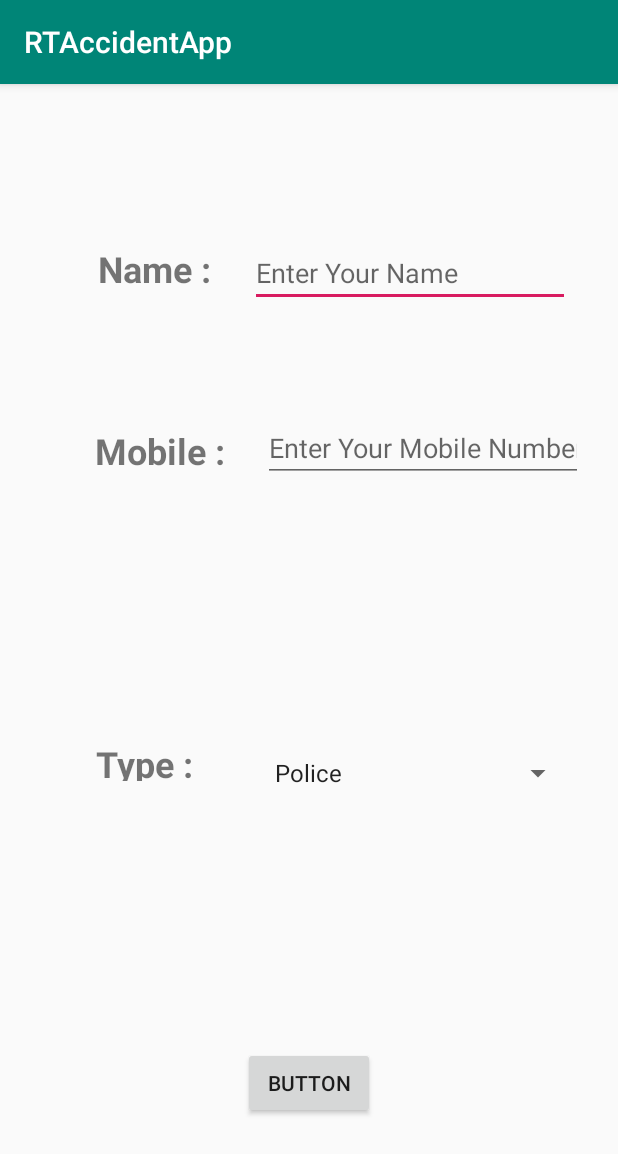
After one commit to aniketrawat97/RTAccidentApp, an Android app: the categoryActivity screen opened directly, with no data from a screen before it, on a phone screen of 412 x 824 dp. The commit adds this screen. Shown: the top 1154 px of the screen. Run offline under Robolectric (Android 15) with nearby library versions, the phone set to English and light mode, and no system bars.

Commit message:
Category Screen and Spinner added

```diff
--- a/app/src/main/AndroidManifest.xml
+++ b/app/src/main/AndroidManifest.xml
@@ -9,13 +9,19 @@
         android:roundIcon="@mipmap/ic_launcher_round"
         android:supportsRtl="true"
         android:theme="@style/AppTheme">
-        <activity android:name=".MainActivity">
+        <activity android:name=".categoryActivity">
             <intent-filter>
                 <action android:name="android.intent.action.MAIN" />
 
                 <category android:name="android.intent.category.LAUNCHER" />
             </intent-filter>
         </activity>
+        <activity android:name=".MainActivity">
+            <intent-filter>
+                <action android:name="android.intent.action.MAIN" />
+                <category android:name="android.intent.category.LAUNCHER" />
+            </intent-filter>
+        </activity>
     </application>
 
 </manifest>
--- a/app/src/main/java/com/aniket/rtaccidentapp/MainActivity.java
+++ b/app/src/main/java/com/aniket/rtaccidentapp/MainActivity.java
@@ -1,13 +1,26 @@
 package com.aniket.rtaccidentapp;
 
+import android.os.AsyncTask;
 import android.support.v7.app.AppCompatActivity;
 import android.os.Bundle;
 
 public class MainActivity extends AppCompatActivity {
+    public class Downloads extends AsyncTask<String,Void,String>{
+
+        @Override
+        protected String doInBackground(String... strings) {
+            return null;
+        }
+    }
+
 
     @Override
     protected void onCreate(Bundle savedInstanceState) {
         super.onCreate(savedInstanceState);
         setContentView(R.layout.activity_main);
+        Downloads downloads=new Downloads();
+        downloads.execute("https://www.ecowebhosting.co.uk");
     }
+
+
 }
--- /dev/null
+++ b/app/src/main/java/com/aniket/rtaccidentapp/categoryActivity.java
@@ -0,0 +1,29 @@
+package com.aniket.rtaccidentapp;
+
+import android.os.Bundle;
+import android.support.annotation.Nullable;
+import android.support.v7.app.AppCompatActivity;
+import android.widget.ArrayAdapter;
+import android.widget.Spinner;
+import android.widget.SpinnerAdapter;
+
+import java.util.ArrayList;
+
+public class categoryActivity extends AppCompatActivity {
+    Spinner spinnerType;
+    SpinnerAdapter spinnerAdapter;
+    @Override
+    protected void onCreate(@Nullable Bundle savedInstanceState) {
+        super.onCreate(savedInstanceState);
+        setContentView(R.layout.category);
+        spinnerType=findViewById(R.id.spinnerType);
+        ArrayList<String> types=new ArrayList<String>();
+        types.add("Police");
+        types.add("Ambulance");
+        types.add("Reporter");
+        types.add("EyeWitness");
+        ArrayAdapter<String> arrayAdapter=new ArrayAdapter<String>(this,android.R.layout.simple_spinner_item,types);
+        arrayAdapter.setDropDownViewResource(android.R.layout.simple_spinner_dropdown_item);
+        spinnerType.setAdapter(arrayAdapter);
+    }
+}
--- a/app/src/main/res/layout/activity_main.xml
+++ b/app/src/main/res/layout/activity_main.xml
@@ -4,15 +4,4 @@
     xmlns:tools="http://schemas.android.com/tools"
     android:layout_width="match_parent"
     android:layout_height="match_parent"
-    tools:context=".MainActivity">
-
-    <TextView
-        android:layout_width="wrap_content"
-        android:layout_height="wrap_content"
-        android:text="Hello World!"
-        app:layout_constraintBottom_toBottomOf="parent"
-        app:layout_constraintLeft_toLeftOf="parent"
-        app:layout_constraintRight_toRightOf="parent"
-        app:layout_constraintTop_toTopOf="parent" />
-
-</android.support.constraint.ConstraintLayout>
+    tools:context=".MainActivity" />
--- /dev/null
+++ b/app/src/main/res/layout/category.xml
@@ -0,0 +1,89 @@
+<?xml version="1.0" encoding="utf-8"?>
+<android.support.constraint.ConstraintLayout xmlns:android="http://schemas.android.com/apk/res/android"
+    xmlns:app="http://schemas.android.com/apk/res-auto"
+    xmlns:tools="http://schemas.android.com/tools"
+    android:layout_width="match_parent"
+    android:layout_height="match_parent">
+
+    <EditText
+        android:id="@+id/editText"
+        android:layout_width="wrap_content"
+        android:layout_height="wrap_content"
+        android:layout_marginTop="103dp"
+        android:layout_marginEnd="32dp"
+        android:ems="10"
+        android:hint="Enter Your Name"
+        android:inputType="textPersonName"
+        app:layout_constraintEnd_toEndOf="parent"
+        app:layout_constraintTop_toTopOf="parent" />
+
+    <EditText
+        android:id="@+id/editText2"
+        android:layout_width="wrap_content"
+        android:layout_height="wrap_content"
+        android:layout_marginTop="220dp"
+        android:layout_marginEnd="23dp"
+        android:ems="10"
+        android:hint="Enter Your Mobile Number"
+        android:inputType="phone"
+        app:layout_constraintEnd_toEndOf="parent"
+        app:layout_constraintTop_toTopOf="parent" />
+
+    <Spinner
+        android:id="@+id/spinnerType"
+        android:layout_width="207dp"
+        android:layout_height="45dp"
+        android:layout_marginTop="126dp"
+        android:layout_marginEnd="29dp"
+        android:layout_marginBottom="126dp"
+        android:spinnerMode="dropdown"
+        app:layout_constraintBottom_toBottomOf="@+id/button"
+        app:layout_constraintEnd_toEndOf="parent"
+        app:layout_constraintTop_toTopOf="@+id/textViewName2" />
+
+    <TextView
+        android:id="@+id/textViewName"
+        android:layout_width="wrap_content"
+        android:layout_height="28dp"
+        android:layout_marginEnd="26dp"
+        android:text="Name :"
+        android:textSize="24sp"
+        android:textStyle="bold"
+        app:layout_constraintBaseline_toBaselineOf="@+id/editText"
+        app:layout_constraintEnd_toStartOf="@+id/editText" />
+
+    <TextView
+        android:id="@+id/textViewName2"
+        android:layout_width="wrap_content"
+        android:layout_height="0dp"
+        android:layout_marginTop="8dp"
+        android:layout_marginEnd="25dp"
+        android:layout_marginBottom="8dp"
+        android:text="Mobile :"
+        android:textSize="24sp"
+        android:textStyle="bold"
+        app:layout_constraintBottom_toBottomOf="@+id/editText2"
+        app:layout_constraintEnd_toStartOf="@+id/editText2"
+        app:layout_constraintTop_toTopOf="@+id/editText2" />
+
+    <TextView
+        android:id="@+id/textViewName3"
+        android:layout_width="wrap_content"
+        android:layout_height="28dp"
+        android:layout_marginStart="64dp"
+        android:text="Type :"
+        android:textSize="24sp"
+        android:textStyle="bold"
+        app:layout_constraintStart_toStartOf="parent"
+        app:layout_constraintTop_toTopOf="@+id/spinnerType" />
+
+    <Button
+        android:id="@+id/button"
+        android:layout_width="wrap_content"
+        android:layout_height="wrap_content"
+        android:layout_marginBottom="78dp"
+        android:text="Button"
+        app:layout_constraintBottom_toBottomOf="parent"
+        app:layout_constraintEnd_toEndOf="parent"
+        app:layout_constraintStart_toStartOf="parent" />
+</android.support.constraint.ConstraintLayout>
```
